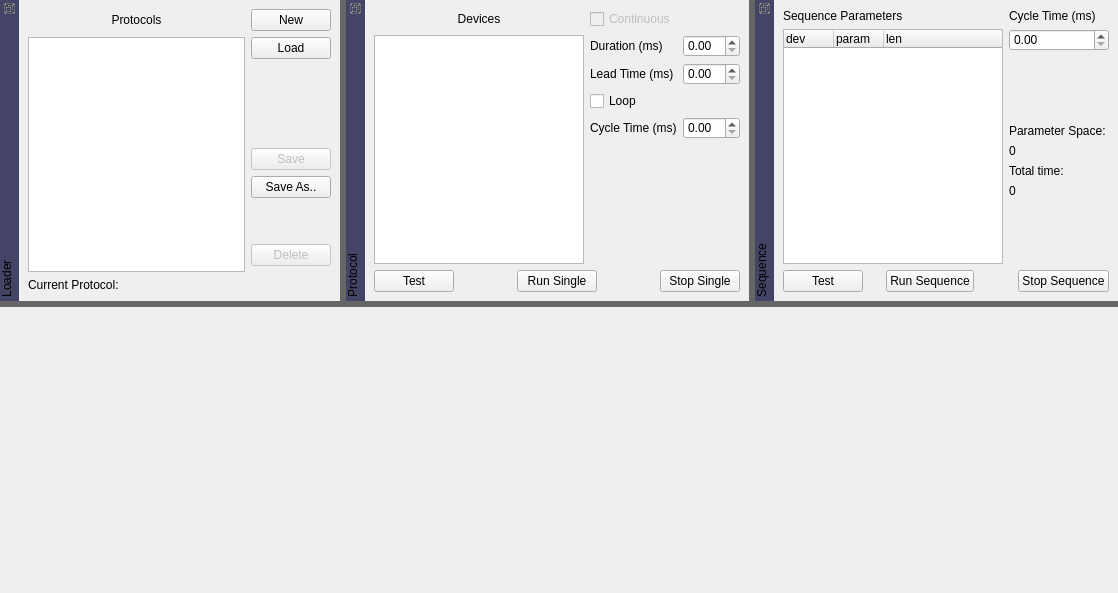
Old version of the form lib/modules/ProtocolRunner/ProtocolRunnerTemplate.ui in the repository acq4/acq4.
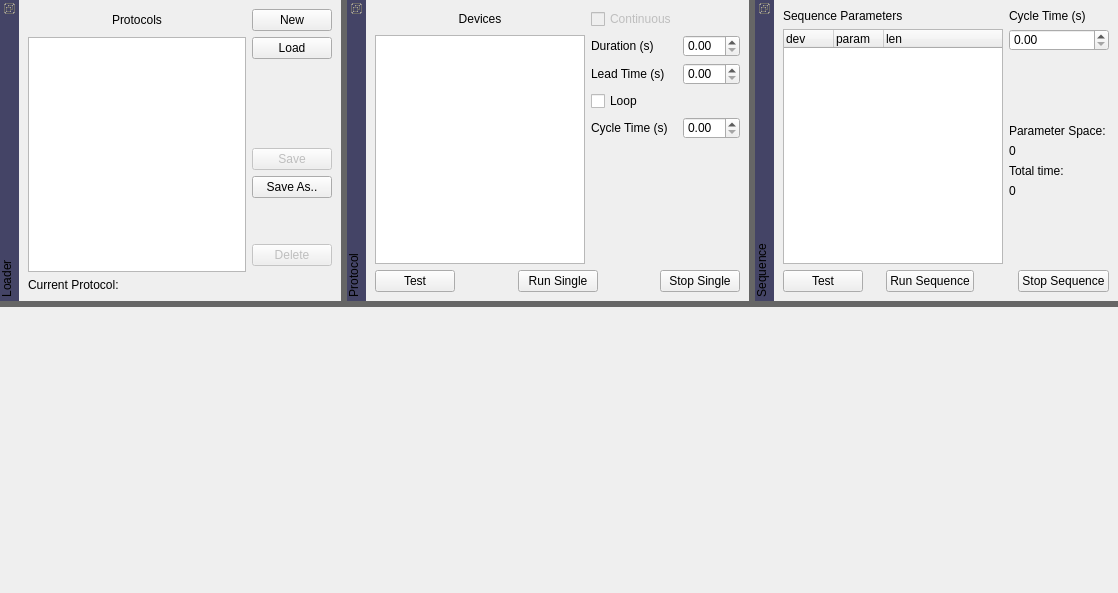
New version of the form.

Patch:
```diff
--- a/lib/modules/ProtocolRunner/ProtocolRunnerTemplate.ui
+++ b/lib/modules/ProtocolRunner/ProtocolRunnerTemplate.ui
@@ -214,7 +214,7 @@
      <item row="1" column="1" colspan="2">
       <widget class="QLabel" name="label_8">
        <property name="text">
-        <string>Duration (ms)</string>
+        <string>Duration (s)</string>
        </property>
       </widget>
      </item>
@@ -228,7 +228,7 @@
      <item row="2" column="1" colspan="2">
       <widget class="QLabel" name="label_6">
        <property name="text">
-        <string>Lead Time (ms)</string>
+        <string>Lead Time (s)</string>
        </property>
       </widget>
      </item>
@@ -257,7 +257,7 @@
      <item row="4" column="1" colspan="2">
       <widget class="QLabel" name="label_7">
        <property name="text">
-        <string>Cycle Time (ms)</string>
+        <string>Cycle Time (s)</string>
        </property>
       </widget>
      </item>
@@ -369,7 +369,7 @@
        <item>
         <widget class="QLabel" name="label_9">
          <property name="text">
-          <string>Cycle Time (ms)</string>
+          <string>Cycle Time (s)</string>
          </property>
         </widget>
        </item>
```
Left out of the diff: 15 changed lines with no effect on the pictures.
